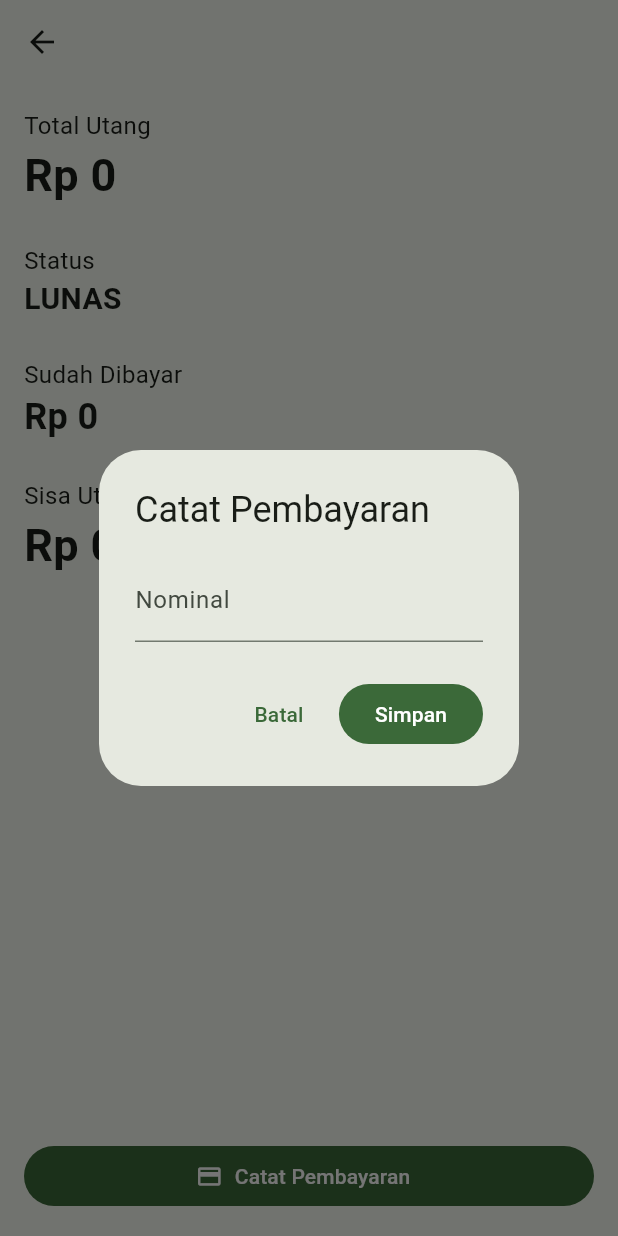
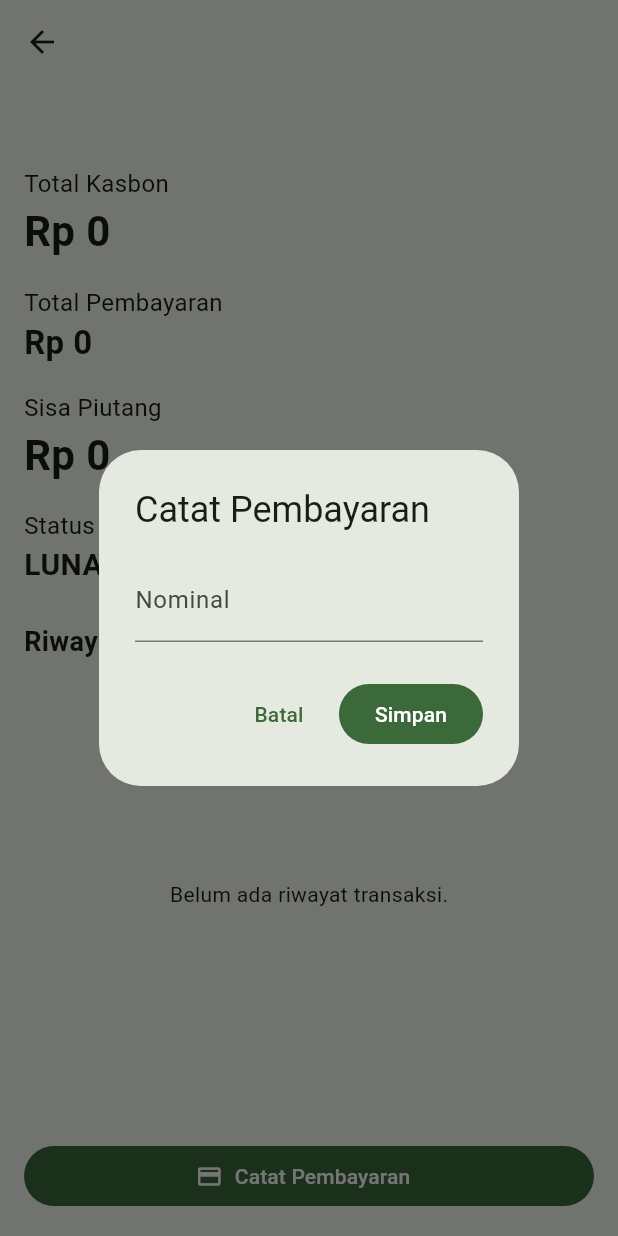
Before and after one commit to Priam98/bankplecit, a Flutter app: the DetailDebiturPage screen opened directly with empty values, after a tap on "Catat Pembayaran", on a phone screen of 412 x 824 dp. Run offline on Flutter 3.47's test engine with Material 3 defaults, Android fonts, the phone set to English and light mode, and no system bars; our stand-ins replace supabase_flutter; accounts and stored records are empty.

Commit message:
Tambah detail debitur

```diff
--- a/lib/main.dart
+++ b/lib/main.dart
@@ -182,11 +182,14 @@ class _DashboardPageState extends State<DashboardPage> {
                     await Navigator.push(
                       context,
                       MaterialPageRoute(
-                        builder: (context) => DetailDebiturPage(debitur: item),
+                        builder: (context) => DetailDebiturPage(
+                          debiturId: item.id,
+                          namaDebitur: item.nama,
+                        ),
                       ),
                     );
 
-                    setState(() {});
+                    await _loadDebitur();
                   },
                   leading: const CircleAvatar(child: Icon(Icons.person)),
                   title: Text(item.nama),
@@ -380,41 +383,57 @@ String _formatRupiah(double value) {
 }
 
 class DetailDebiturPage extends StatefulWidget {
-  final Debitur debitur;
+  final String debiturId;
+  final String namaDebitur;
 
-  const DetailDebiturPage({super.key, required this.debitur});
+  const DetailDebiturPage({
+    super.key,
+    required this.debiturId,
+    required this.namaDebitur,
+  });
 
   @override
   State<DetailDebiturPage> createState() => _DetailDebiturPageState();
 }
 
 class _DetailDebiturPageState extends State<DetailDebiturPage> {
-  double get totalUtang {
-    return widget.debitur.totalKasbon;
+  late Future<List<RiwayatTransaksi>> _riwayatFuture;
+
+  @override
+  void initState() {
+    super.initState();
+    _riwayatFuture = _loadRiwayat();
   }
 
-  double get totalBayar {
-    return widget.debitur.totalPembayaran;
+  Future<List<RiwayatTransaksi>> _loadRiwayat() {
+    return DebiturRepository().getRiwayatTransaksiByDebiturId(
+      widget.debiturId,
+    );
   }
 
-  double get sisa {
-    return widget.debitur.sisa;
+  double _totalKasbon(List<RiwayatTransaksi> riwayat) {
+    return riwayat
+        .where((item) => item.isKasbon)
+        .fold(0.0, (total, item) => total + item.nominal);
   }
 
-  double get kelebihanBayar {
-    return widget.debitur.kelebihanBayar;
+  double _totalPembayaran(List<RiwayatTransaksi> riwayat) {
+    return riwayat
+        .where((item) => item.isPembayaran)
+        .fold(0.0, (total, item) => total + item.nominal);
   }
 
-  String get status {
-    if (totalBayar > totalUtang) {
-      return 'LUNAS - KELEBIHAN BAYAR';
+  double _sisaPiutang(double totalKasbon, double totalPembayaran) {
+    final sisa = totalKasbon - totalPembayaran;
+    return sisa < 0 ? 0 : sisa;
   }
 
-    if (totalBayar == totalUtang) {
-      return 'LUNAS';
+  double _kelebihanBayar(double totalKasbon, double totalPembayaran) {
+    return totalPembayaran > totalKasbon ? totalPembayaran - totalKasbon : 0;
   }
 
-    return 'BELUM LUNAS';
+  String _status(double totalKasbon, double totalPembayaran) {
+    return totalPembayaran >= totalKasbon ? 'LUNAS' : 'BELUM LUNAS';
   }
 
   Future<void> catatPembayaran() async {
@@ -463,20 +482,18 @@ class _DetailDebiturPageState extends State<DetailDebiturPage> {
     if (nominal != null) {
       try {
         await DebiturRepository().addPembayaran(
-          debiturId: widget.debitur.id,
+          debiturId: widget.debiturId,
           nominal: nominal,
         );
 
         if (!mounted) return;
         setState(() {
-          widget.debitur.pembayaran.add(
-            Pembayaran(
-              id: DateTime.now().microsecondsSinceEpoch.toString(),
-              nominal: nominal,
-              tanggal: DateTime.now(),
-            ),
+          _riwayatFuture = _loadRiwayat();
+        });
+
+        ScaffoldMessenger.of(context).showSnackBar(
+          const SnackBar(content: Text('Pembayaran berhasil disimpan.')),
         );
-        });
       } on PostgrestException catch (error, stackTrace) {
         debugPrint(
           'INSERT pembayaran gagal:\n'
@@ -506,64 +523,148 @@ class _DetailDebiturPageState extends State<DetailDebiturPage> {
   @override
   Widget build(BuildContext context) {
     return Scaffold(
-      appBar: AppBar(title: Text(widget.debitur.nama)),
+      appBar: AppBar(title: Text(widget.namaDebitur)),
 
-      body: Padding(
+      body: FutureBuilder<List<RiwayatTransaksi>>(
+        future: _riwayatFuture,
+        builder: (context, snapshot) {
+          if (snapshot.connectionState == ConnectionState.waiting) {
+            return const Center(child: CircularProgressIndicator());
+          }
+
+          if (snapshot.hasError) {
+            debugPrint('Gagal memuat detail debitur: ${snapshot.error}');
+            debugPrintStack(stackTrace: snapshot.stackTrace);
+
+            return Center(
+              child: Padding(
+                padding: const EdgeInsets.all(24),
+                child: Column(
+                  mainAxisSize: MainAxisSize.min,
+                  children: [
+                    const Icon(Icons.error_outline, size: 40),
+                    const SizedBox(height: 12),
+                    const Text(
+                      'Detail debitur gagal dimuat.',
+                      textAlign: TextAlign.center,
+                      style: TextStyle(fontWeight: FontWeight.bold),
+                    ),
+                    const SizedBox(height: 8),
+                    SelectableText(
+                      snapshot.error.toString(),
+                      textAlign: TextAlign.center,
+                    ),
+                    const SizedBox(height: 16),
+                    FilledButton.icon(
+                      onPressed: () {
+                        setState(() {
+                          _riwayatFuture = _loadRiwayat();
+                        });
+                      },
+                      icon: const Icon(Icons.refresh),
+                      label: const Text('Coba Lagi'),
+                    ),
+                  ],
+                ),
+              ),
+            );
+          }
+
+          final riwayat = snapshot.data ?? [];
+          final totalKasbon = _totalKasbon(riwayat);
+          final totalPembayaran = _totalPembayaran(riwayat);
+          final sisaPiutang = _sisaPiutang(totalKasbon, totalPembayaran);
+          final kelebihanBayar = _kelebihanBayar(
+            totalKasbon,
+            totalPembayaran,
+          );
+          final status = _status(totalKasbon, totalPembayaran);
+
+          return Padding(
             padding: const EdgeInsets.all(16),
-
             child: Column(
               crossAxisAlignment: CrossAxisAlignment.start,
-
               children: [
-            const Text('Total Utang', style: TextStyle(fontSize: 16)),
-
-            Text(
-              'Rp ${totalUtang.toStringAsFixed(0)}',
-              style: const TextStyle(fontSize: 30, fontWeight: FontWeight.bold),
+                Text(widget.namaDebitur, style: const TextStyle(fontSize: 16)),
+                const SizedBox(height: 16),
+                _DetailAmount(
+                  label: 'Total Kasbon',
+                  value: 'Rp ${_formatRupiah(totalKasbon)}',
+                  fontSize: 28,
                 ),
-            const SizedBox(height: 24),
-
+                const SizedBox(height: 16),
+                _DetailAmount(
+                  label: 'Total Pembayaran',
+                  value: 'Rp ${_formatRupiah(totalPembayaran)}',
+                  fontSize: 22,
+                ),
+                const SizedBox(height: 16),
+                _DetailAmount(
+                  label: 'Sisa Piutang',
+                  value: 'Rp ${_formatRupiah(sisaPiutang)}',
+                  fontSize: 28,
+                ),
+                const SizedBox(height: 16),
                 const Text('Status', style: TextStyle(fontSize: 16)),
-
                 Text(
                   status,
-              style: const TextStyle(fontSize: 20, fontWeight: FontWeight.bold),
-            ),
-
-            if (kelebihanBayar > 0) ...[
-              const SizedBox(height: 16),
-
-              const Text('Kelebihan Bayar', style: TextStyle(fontSize: 16)),
-
-              Text(
-                'Rp ${kelebihanBayar.toStringAsFixed(0)}',
                   style: const TextStyle(
-                  fontSize: 22,
+                    fontSize: 20,
                     fontWeight: FontWeight.bold,
                   ),
                 ),
+                if (kelebihanBayar > 0) ...[
+                  const SizedBox(height: 16),
+                  _DetailAmount(
+                    label: 'Kelebihan Bayar',
+                    value: 'Rp ${_formatRupiah(kelebihanBayar)}',
+                    fontSize: 22,
+                  ),
                 ],
+                const SizedBox(height: 24),
+                const Text(
+                  'Riwayat Transaksi',
+                  style: TextStyle(fontSize: 18, fontWeight: FontWeight.bold),
+                ),
+                const SizedBox(height: 8),
+                Expanded(
+                  child: riwayat.isEmpty
+                      ? const Center(
+                          child: Text('Belum ada riwayat transaksi.'),
+                        )
+                      : ListView.separated(
+                          itemCount: riwayat.length,
+                          separatorBuilder: (context, index) =>
+                              const Divider(height: 1),
+                          itemBuilder: (context, index) {
+                            final item = riwayat[index];
+                            final color = item.isKasbon
+                                ? Colors.orange
+                                : Colors.green;
+                            final icon = item.isKasbon
+                                ? Icons.arrow_upward
+                                : Icons.arrow_downward;
 
-            const SizedBox(height: 24),
-
-            const Text('Sudah Dibayar', style: TextStyle(fontSize: 16)),
-
-            Text(
-              'Rp ${totalBayar.toStringAsFixed(0)}',
-              style: const TextStyle(fontSize: 24, fontWeight: FontWeight.bold),
+                            return ListTile(
+                              contentPadding: EdgeInsets.zero,
+                              leading: CircleAvatar(
+                                backgroundColor: color.withAlpha(31),
+                                foregroundColor: color,
+                                child: Icon(icon),
                               ),
-
-            const SizedBox(height: 24),
-
-            const Text('Sisa Utang', style: TextStyle(fontSize: 16)),
-
-            Text(
-              'Rp ${sisa.toStringAsFixed(0)}',
-              style: const TextStyle(fontSize: 30, fontWeight: FontWeight.bold),
+                              title: Text(_formatJenis(item.jenis)),
+                              subtitle: Text(_formatTanggal(item.tanggal)),
+                              trailing: Text(
+                                'Rp ${_formatRupiah(item.nominal)}',
+                                style: const TextStyle(
+                                  fontWeight: FontWeight.bold,
                                 ),
-
-            const Spacer(),
-
+                              ),
+                            );
+                          },
+                        ),
+                ),
+                const SizedBox(height: 16),
                 SizedBox(
                   width: double.infinity,
                   child: FilledButton.icon(
@@ -574,7 +675,35 @@ class _DetailDebiturPageState extends State<DetailDebiturPage> {
                 ),
               ],
             ),
+          );
+        },
       ),
+    );
+  }
+}
+
+class _DetailAmount extends StatelessWidget {
+  final String label;
+  final String value;
+  final double fontSize;
+
+  const _DetailAmount({
+    required this.label,
+    required this.value,
+    required this.fontSize,
+  });
+
+  @override
+  Widget build(BuildContext context) {
+    return Column(
+      crossAxisAlignment: CrossAxisAlignment.start,
+      children: [
+        Text(label, style: const TextStyle(fontSize: 16)),
+        Text(
+          value,
+          style: TextStyle(fontSize: fontSize, fontWeight: FontWeight.bold),
+        ),
+      ],
     );
   }
 }
--- a/lib/models/riwayat_transaksi.dart
+++ b/lib/models/riwayat_transaksi.dart
@@ -39,6 +39,11 @@ class RiwayatTransaksi {
     final lowerJenis = jenis.toLowerCase();
     return lowerJenis.contains('kasbon') || lowerJenis.contains('utang');
   }
+
+  bool get isPembayaran {
+    final lowerJenis = jenis.toLowerCase();
+    return lowerJenis.contains('pembayaran') || lowerJenis.contains('bayar');
+  }
 }
 
 String _stringValue(Map<String, dynamic> map, List<String> keys) {
--- a/lib/services/debitur_repository.dart
+++ b/lib/services/debitur_repository.dart
@@ -60,4 +60,18 @@ class DebiturRepository {
       'nominal': nominal,
     });
   }
+Future<List<RiwayatTransaksi>> getRiwayatTransaksiByDebiturId(
+  String debiturId,
+) async {
+  final response = await _client
+      .from('riwayat_transaksi')
+      .select()
+      .eq('debitur_id', debiturId)
+      .order('created_at', ascending: false);
+
+  return response
+      .map((item) => RiwayatTransaksi.fromMap(item))
+      .toList();
 }
+
+}
```
Lines whose indentation alone changed are shown as unchanged.
